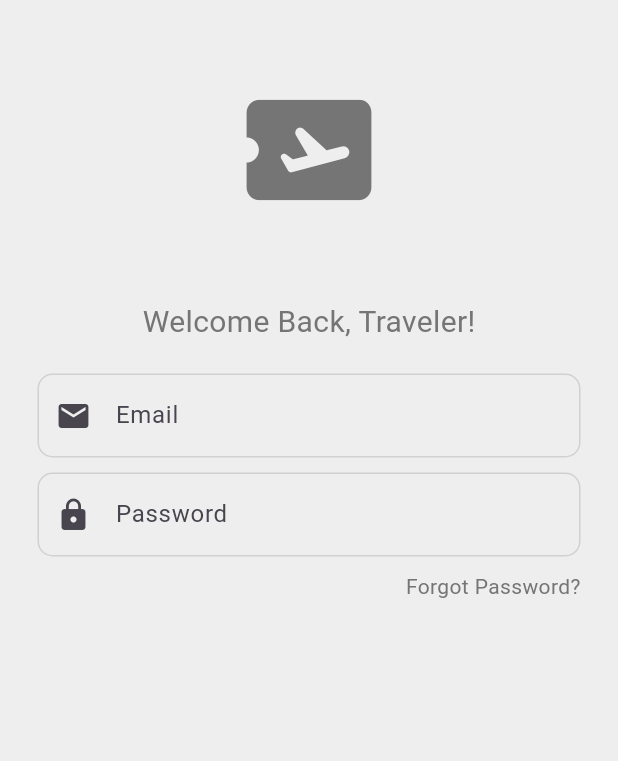
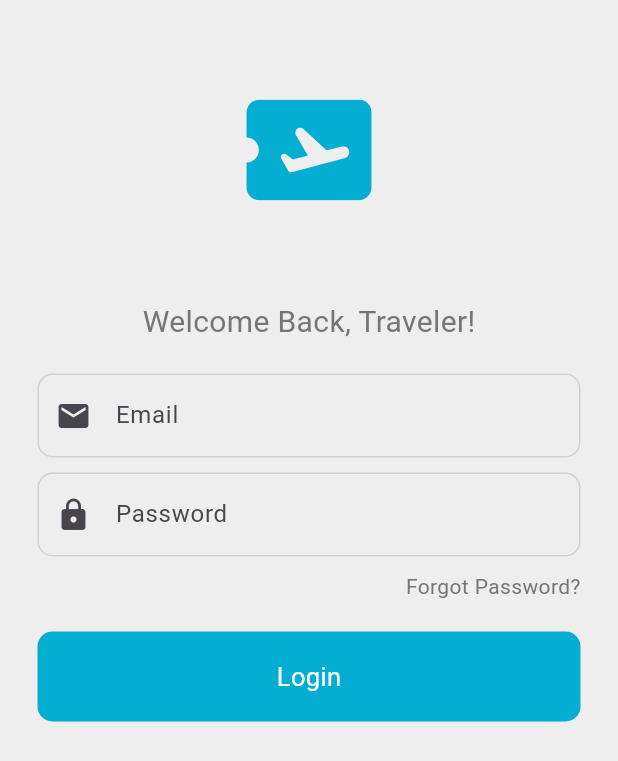
Before and after one commit to rexywjy/test2ambw, a Flutter app: the screen it shows after launch, on a phone screen of 412 x 824 dp. Shown: the top 761 px of the screen. Run offline on Flutter 3.47's test engine with Material 3 defaults, Android fonts, the light colour scheme and no system bars.

Commit message:
login ui (2)

```diff
--- a/test2ambw/lib/components/loginTextField.dart
+++ b/test2ambw/lib/components/loginTextField.dart
@@ -5,6 +5,9 @@
   final String hintText;
   final bool obscureText;
   final Icon iconInput;
+
+  static const Color mainBlue = Color.fromARGB(255, 3, 174, 210);
+  static const Color mainLightGrey = Color.fromARGB(255, 209, 209, 209);
 
   const LoginTextField({
     super.key,
@@ -28,11 +31,11 @@
           hintText: hintText,
           prefixIcon: iconInput,
           enabledBorder: OutlineInputBorder(
-            borderSide: BorderSide(color: const Color.fromARGB(255, 209, 209, 209)),
+            borderSide: BorderSide(color: mainLightGrey),
             borderRadius: BorderRadius.circular(10),
           ),
           focusedBorder: OutlineInputBorder(
-            borderSide: BorderSide(color: Colors.black),
+            borderSide: BorderSide(color: mainBlue),
             borderRadius: BorderRadius.circular(10),
           ),
         ),
--- /dev/null
+++ b/test2ambw/lib/components/loginbutton.dart
@@ -0,0 +1,29 @@
+import 'package:flutter/material.dart';
+
+class LoginButton extends StatelessWidget {
+  const LoginButton({super.key});
+
+  @override
+  Widget build(BuildContext context) {
+    final Color mainBlue = Color.fromARGB(255, 3, 174, 210);
+    return Container(
+      padding: EdgeInsets.symmetric(vertical: 18.0),
+      margin: EdgeInsets.symmetric(horizontal: 25.0),
+      decoration: BoxDecoration(
+        borderRadius: BorderRadius.circular(10),
+        color: mainBlue,
+      ),
+      // width: 200,
+      // height: 50,
+      child: Center(
+        child: Text(
+          'Login',
+          style: TextStyle(
+            color: Colors.white,
+            fontSize: 17,
+          ),
+        ),
+      ),
+    );
+  }
+}
--- a/test2ambw/lib/customer/login.dart
+++ b/test2ambw/lib/customer/login.dart
@@ -1,4 +1,5 @@
 import 'package:flutter/material.dart';
+import 'package:test2ambw/components/loginbutton.dart';
 import '../components/loginTextField.dart';
 
 class LoginPage extends StatelessWidget {
@@ -6,6 +7,7 @@
 
   final usernameController = TextEditingController();
   final passwordController = TextEditingController();
+  final Color mainBlue = Color.fromARGB(255, 3, 174, 210);
 
   @override
   Widget build(BuildContext context) {
@@ -20,7 +22,7 @@
               Icon(
                 Icons.airplane_ticket_rounded,
                 size: 100,
-                color: Colors.grey[600]
+                color: mainBlue,
                 ),
               SizedBox(height: 50,),
 
@@ -64,7 +66,10 @@
                   ],
                 ),
               ),
+              SizedBox(height: 20,),
+
               // sign in button
+              LoginButton(),
               // or continue with
               // google sign in buttons
               // register button
--- a/test2ambw/lib/main.dart
+++ b/test2ambw/lib/main.dart
@@ -3,11 +3,13 @@
 import 'admin/index.dart';
 
 void main() {
-  runApp(const MainApp());
+  runApp(MainApp());
 }
 
 class MainApp extends StatelessWidget {
-  const MainApp({super.key});
+  final Color mainBlue = Color.fromARGB(255, 3, 174, 210);
+
+  MainApp({super.key});
 
   @override
   Widget build(BuildContext context) {
```
